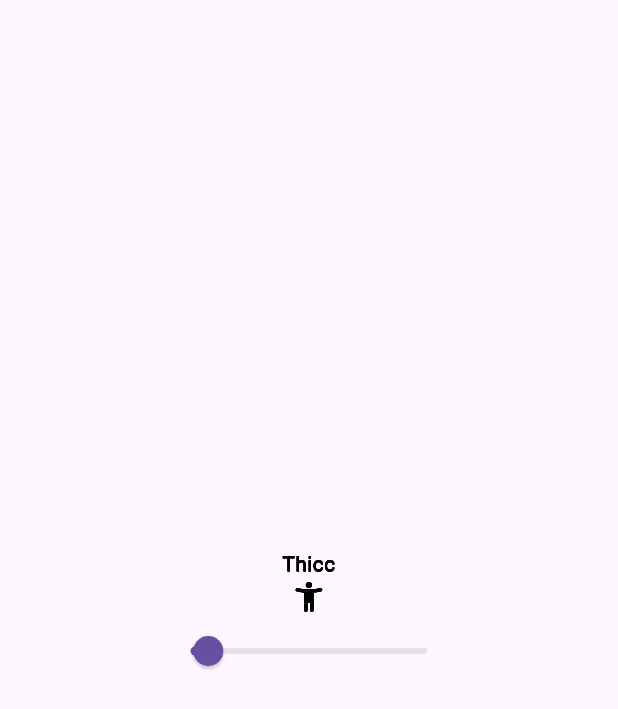
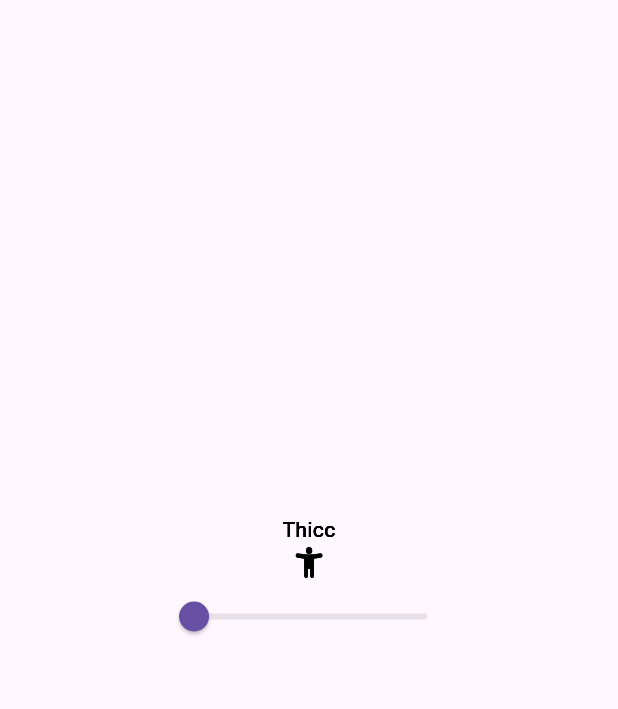
Before and after one commit to Nialixus/thicken, a Flutter app: the screen it shows after launch, on a phone screen of 412 x 824 dp. Shown: the top 709 px of the screen. Run offline on Flutter 3.47's test engine with Material 3 defaults, Android fonts, the phone set to English and light mode, and no system bars.

Commit message:
[dev] Finishing Document

````diff
--- a/example/lib/main.dart
+++ b/example/lib/main.dart
@@ -51,8 +51,27 @@ class _MAP extends State<MyApp> {
           child: Slider(
             value: thickness,
             min: 0.0,
-            max: 2.0,
+            max: 10.0,
             onChanged: (value) => setState(() => thickness = value),
+          ),
+        ),
+        Visibility(
+          visible: thickness > 1.0,
+          maintainSize: true,
+          maintainState: true,
+          maintainAnimation: true,
+          child: const Text.rich(
+            TextSpan(
+              children: [
+                WidgetSpan(child: Icon(Icons.warning, color: Colors.red)),
+                TextSpan(
+                  text: ' '
+                      'It is not recommended to use '
+                      'a thickness that is greater than 1.0',
+                  style: TextStyle(color: Colors.red),
+                ),
+              ],
+            ),
           ),
         ),
       ],
--- a/lib/thicken.dart
+++ b/lib/thicken.dart
@@ -1,33 +1,94 @@
+/// The [Thicken] widget allows you to thicken a given child widget by creating
+/// multiple translated layers of the child. The amount of thickness determines
+/// how many layers will be drawn.
+///
+/// The widget is useful when you want to create a "thick" visual effect by
+/// duplicating the child widget with slight offsets.
+///
+/// Example usage:
+/// ```dart
+/// Thicken(
+///   thickness: 5.0,
+///   child: Text(
+///     'Thickened Text',
+///     style: TextStyle(fontSize: 24),
+///   ),
+/// )
+/// ```
 library thicken;
 
 import 'package:flutter/material.dart';
 
+/// A widget that creates a thick visual effect by stacking multiple
+/// layers of a given [child] widget with slight translations based on the
+/// [thickness] value.
+///
+/// The number of layers is calculated based on the thickness.
+///
+/// The higher the thickness value, the more layers will be created, giving
+/// the illusion of depth and thickness.
+///
+/// Example usage:
+/// ```dart
+/// Thicken(
+///   thickness: 3.0,
+///   child: Icon(
+///     Icons.star,
+///     size: 50,
+///   ),
+/// )
+/// ```
+///
+/// [thickness] : The amount of thickness to apply to the child. Higher values
+/// will create more layers.
+/// _**(It is not recommended to set thickness greater than 1.0)**_
+///
+/// [child] : The widget that will be "thickened" by drawing multiple layers.
 class Thicken extends StatelessWidget {
+  /// Creates a [Thicken] widget.
+  ///
+  /// The [thickness] parameter defines how many layers of the child widget
+  /// will be drawn, and the [child] is the widget that will be stacked with
+  /// offset translations.
   const Thicken({
     super.key,
-    this.thickness = 0.15,
+    required this.thickness,
     required this.child,
   });
+
+  /// The amount of thickness applied. The thickness controls how many layers
+  /// of the [child] widget are created. A higher [thickness] value creates more
+  /// layers and larger translations between them.
+  /// _**(It is not recommended to set thickness greater than 1.0)**_
   final double thickness;
+
+  /// The child widget that will be thickened with multiple layers.
   final Widget child;
+
+  /// The number of layers calculated based on the [thickness] value.
+  ///
+  /// This gives a base of 3 layers, and adds more layers as the thickness
+  /// increases.
+  int get layers {
+    int range = thickness.floor();
+    return 3 + (range * 2);
+  }
 
   @override
   Widget build(BuildContext context) {
-    return Center(
-      child: Stack(
-        alignment: Alignment.center,
-        children: [
-          for (int x = 0; x < 3; x++)
-            for (int y = 0; y < 3; y++)
-              Transform.translate(
-                offset: Offset(
-                  [-1, -0.5, 0, 0.5, 1][x] * thickness,
-                  [-1, -0.5, 0, 0.5, 1][y] * thickness,
-                ),
-                child: Center(child: child),
-              ),
-        ],
-      ),
+    return Stack(
+      alignment: Alignment.center,
+      children: List.generate(layers * layers, (index) {
+        final indexX = index % layers;
+        final indexY = index ~/ layers;
+        final offsetX = (1 - (2 * indexX / layers)) * thickness;
+        final offsetY = (1 - (2 * indexY / layers)) * thickness;
+
+        return Transform.translate(
+          offset: Offset(offsetX, offsetY),
+          child: child,
+        );
+      }),
     );
   }
 }
````
Also changed, not shown: pubspec.yaml (+13 -40 lines), logo.png (added), 4 other files.
